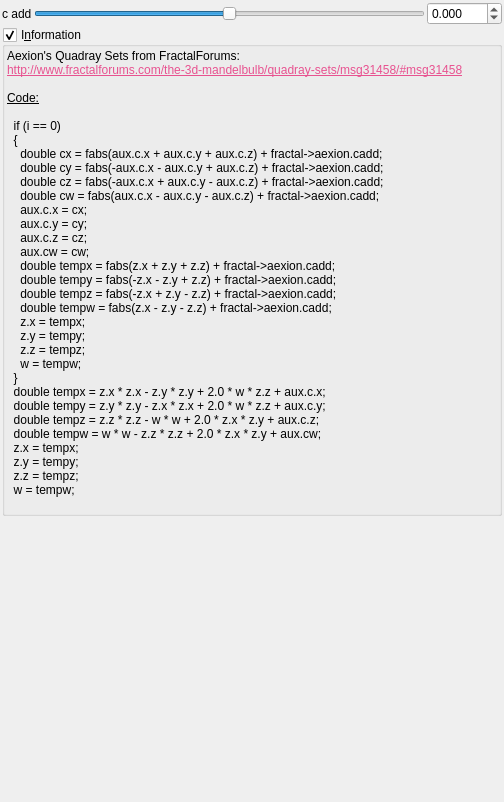
Above: mandelbulber2/qt_data/fractal_aexion.ui from buddhi1980/mandelbulber2 before the change. Below: the same form after it.
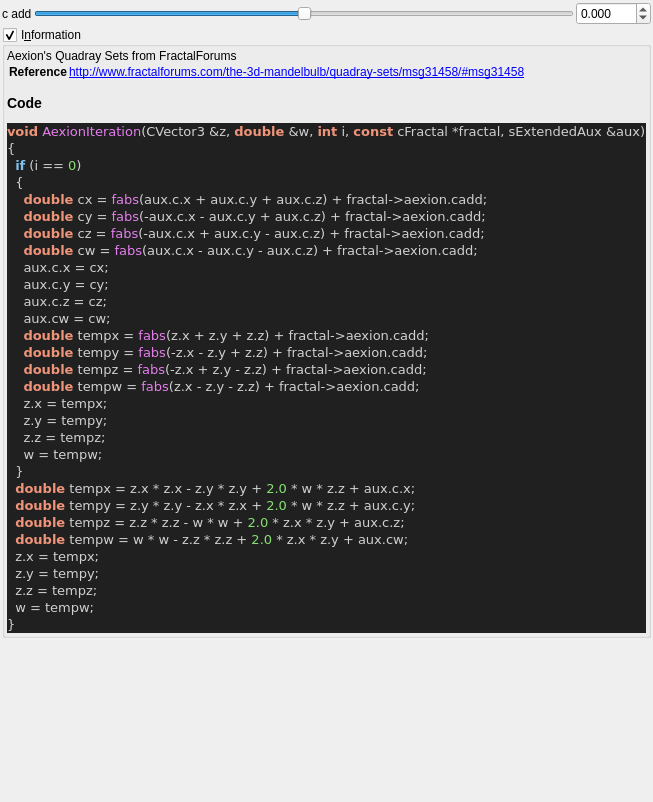
That is the form after the change. Custom widgets are drawn as their Qt base class.

```diff
--- a/mandelbulber2/qt_data/fractal_aexion.ui
+++ b/mandelbulber2/qt_data/fractal_aexion.ui
@@ -123,43 +123,52 @@
       <item>
        <widget class="QLabel" name="label_4">
         <property name="text">
-         <string>&lt;!DOCTYPE HTML PUBLIC &quot;-//W3C//DTD HTML 4.0//EN&quot; &quot;http://www.w3.org/TR/REC-html40/strict.dtd&quot;&gt;
-&lt;html&gt;&lt;head&gt;&lt;meta name=&quot;qrichtext&quot; content=&quot;1&quot; /&gt;&lt;style type=&quot;text/css&quot;&gt;
-p, li { white-space: pre-wrap; }
-&lt;/style&gt;&lt;/head&gt;&lt;body&gt;
-&lt;p style=&quot; margin-top:0px; margin-bottom:0px; margin-left:0px; margin-right:0px; -qt-block-indent:0; text-indent:0px;&quot;&gt;Aexion's Quadray Sets from FractalForums:&lt;/p&gt;
-&lt;p style=&quot; margin-top:0px; margin-bottom:0px; margin-left:0px; margin-right:0px; -qt-block-indent:0; text-indent:0px;&quot;&gt;&lt;a href=&quot;http://www.fractalforums.com/the-3d-mandelbulb/quadray-sets/msg31458/#msg31458&quot;&gt;&lt;span style=&quot; text-decoration: underline; color:#e85290;&quot;&gt;http://www.fractalforums.com/the-3d-mandelbulb/quadray-sets/msg31458/#msg31458&lt;/span&gt;&lt;/a&gt;&lt;/p&gt;
-&lt;p style=&quot;-qt-paragraph-type:empty; margin-top:0px; margin-bottom:0px; margin-left:0px; margin-right:0px; -qt-block-indent:0; text-indent:0px;&quot;&gt;&lt;br /&gt;&lt;/p&gt;
-&lt;p style=&quot; margin-top:0px; margin-bottom:0px; margin-left:0px; margin-right:0px; -qt-block-indent:0; text-indent:0px;&quot;&gt;&lt;span style=&quot; text-decoration: underline;&quot;&gt;Code:&lt;/span&gt;&lt;/p&gt;
-&lt;p style=&quot;-qt-paragraph-type:empty; margin-top:0px; margin-bottom:0px; margin-left:0px; margin-right:0px; -qt-block-indent:0; text-indent:0px; text-decoration: underline;&quot;&gt;&lt;br /&gt;&lt;/p&gt;
-&lt;p style=&quot; margin-top:0px; margin-bottom:0px; margin-left:0px; margin-right:0px; -qt-block-indent:0; text-indent:0px;&quot;&gt;  if (i == 0)&lt;/p&gt;
-&lt;p style=&quot; margin-top:0px; margin-bottom:0px; margin-left:0px; margin-right:0px; -qt-block-indent:0; text-indent:0px;&quot;&gt;  {&lt;/p&gt;
-&lt;p style=&quot; margin-top:0px; margin-bottom:0px; margin-left:0px; margin-right:0px; -qt-block-indent:0; text-indent:0px;&quot;&gt;    double cx = fabs(aux.c.x + aux.c.y + aux.c.z) + fractal-&amp;gt;aexion.cadd;&lt;/p&gt;
-&lt;p style=&quot; margin-top:0px; margin-bottom:0px; margin-left:0px; margin-right:0px; -qt-block-indent:0; text-indent:0px;&quot;&gt;    double cy = fabs(-aux.c.x - aux.c.y + aux.c.z) + fractal-&amp;gt;aexion.cadd;&lt;/p&gt;
-&lt;p style=&quot; margin-top:0px; margin-bottom:0px; margin-left:0px; margin-right:0px; -qt-block-indent:0; text-indent:0px;&quot;&gt;    double cz = fabs(-aux.c.x + aux.c.y - aux.c.z) + fractal-&amp;gt;aexion.cadd;&lt;/p&gt;
-&lt;p style=&quot; margin-top:0px; margin-bottom:0px; margin-left:0px; margin-right:0px; -qt-block-indent:0; text-indent:0px;&quot;&gt;    double cw = fabs(aux.c.x - aux.c.y - aux.c.z) + fractal-&amp;gt;aexion.cadd;&lt;/p&gt;
-&lt;p style=&quot; margin-top:0px; margin-bottom:0px; margin-left:0px; margin-right:0px; -qt-block-indent:0; text-indent:0px;&quot;&gt;    aux.c.x = cx;&lt;/p&gt;
-&lt;p style=&quot; margin-top:0px; margin-bottom:0px; margin-left:0px; margin-right:0px; -qt-block-indent:0; text-indent:0px;&quot;&gt;    aux.c.y = cy;&lt;/p&gt;
-&lt;p style=&quot; margin-top:0px; margin-bottom:0px; margin-left:0px; margin-right:0px; -qt-block-indent:0; text-indent:0px;&quot;&gt;    aux.c.z = cz;&lt;/p&gt;
-&lt;p style=&quot; margin-top:0px; margin-bottom:0px; margin-left:0px; margin-right:0px; -qt-block-indent:0; text-indent:0px;&quot;&gt;    aux.cw = cw;&lt;/p&gt;
-&lt;p style=&quot; margin-top:0px; margin-bottom:0px; margin-left:0px; margin-right:0px; -qt-block-indent:0; text-indent:0px;&quot;&gt;    double tempx = fabs(z.x + z.y + z.z) + fractal-&amp;gt;aexion.cadd;&lt;/p&gt;
-&lt;p style=&quot; margin-top:0px; margin-bottom:0px; margin-left:0px; margin-right:0px; -qt-block-indent:0; text-indent:0px;&quot;&gt;    double tempy = fabs(-z.x - z.y + z.z) + fractal-&amp;gt;aexion.cadd;&lt;/p&gt;
-&lt;p style=&quot; margin-top:0px; margin-bottom:0px; margin-left:0px; margin-right:0px; -qt-block-indent:0; text-indent:0px;&quot;&gt;    double tempz = fabs(-z.x + z.y - z.z) + fractal-&amp;gt;aexion.cadd;&lt;/p&gt;
-&lt;p style=&quot; margin-top:0px; margin-bottom:0px; margin-left:0px; margin-right:0px; -qt-block-indent:0; text-indent:0px;&quot;&gt;    double tempw = fabs(z.x - z.y - z.z) + fractal-&amp;gt;aexion.cadd;&lt;/p&gt;
-&lt;p style=&quot; margin-top:0px; margin-bottom:0px; margin-left:0px; margin-right:0px; -qt-block-indent:0; text-indent:0px;&quot;&gt;    z.x = tempx;&lt;/p&gt;
-&lt;p style=&quot; margin-top:0px; margin-bottom:0px; margin-left:0px; margin-right:0px; -qt-block-indent:0; text-indent:0px;&quot;&gt;    z.y = tempy;&lt;/p&gt;
-&lt;p style=&quot; margin-top:0px; margin-bottom:0px; margin-left:0px; margin-right:0px; -qt-block-indent:0; text-indent:0px;&quot;&gt;    z.z = tempz;&lt;/p&gt;
-&lt;p style=&quot; margin-top:0px; margin-bottom:0px; margin-left:0px; margin-right:0px; -qt-block-indent:0; text-indent:0px;&quot;&gt;    w = tempw;&lt;/p&gt;
-&lt;p style=&quot; margin-top:0px; margin-bottom:0px; margin-left:0px; margin-right:0px; -qt-block-indent:0; text-indent:0px;&quot;&gt;  }&lt;/p&gt;
-&lt;p style=&quot; margin-top:0px; margin-bottom:0px; margin-left:0px; margin-right:0px; -qt-block-indent:0; text-indent:0px;&quot;&gt;  double tempx = z.x * z.x - z.y * z.y + 2.0 * w * z.z + aux.c.x;&lt;/p&gt;
-&lt;p style=&quot; margin-top:0px; margin-bottom:0px; margin-left:0px; margin-right:0px; -qt-block-indent:0; text-indent:0px;&quot;&gt;  double tempy = z.y * z.y - z.x * z.x + 2.0 * w * z.z + aux.c.y;&lt;/p&gt;
-&lt;p style=&quot; margin-top:0px; margin-bottom:0px; margin-left:0px; margin-right:0px; -qt-block-indent:0; text-indent:0px;&quot;&gt;  double tempz = z.z * z.z - w * w + 2.0 * z.x * z.y + aux.c.z;&lt;/p&gt;
-&lt;p style=&quot; margin-top:0px; margin-bottom:0px; margin-left:0px; margin-right:0px; -qt-block-indent:0; text-indent:0px;&quot;&gt;  double tempw = w * w - z.z * z.z + 2.0 * z.x * z.y + aux.cw;&lt;/p&gt;
-&lt;p style=&quot; margin-top:0px; margin-bottom:0px; margin-left:0px; margin-right:0px; -qt-block-indent:0; text-indent:0px;&quot;&gt;  z.x = tempx;&lt;/p&gt;
-&lt;p style=&quot; margin-top:0px; margin-bottom:0px; margin-left:0px; margin-right:0px; -qt-block-indent:0; text-indent:0px;&quot;&gt;  z.y = tempy;&lt;/p&gt;
-&lt;p style=&quot; margin-top:0px; margin-bottom:0px; margin-left:0px; margin-right:0px; -qt-block-indent:0; text-indent:0px;&quot;&gt;  z.z = tempz;&lt;/p&gt;
-&lt;p style=&quot; margin-top:0px; margin-bottom:0px; margin-left:0px; margin-right:0px; -qt-block-indent:0; text-indent:0px;&quot;&gt;  w = tempw;&lt;/p&gt;
-&lt;p style=&quot;-qt-paragraph-type:empty; margin-top:0px; margin-bottom:0px; margin-left:0px; margin-right:0px; -qt-block-indent:0; text-indent:0px;&quot;&gt;&lt;br /&gt;&lt;/p&gt;&lt;/body&gt;&lt;/html&gt;</string>
+         <string>&lt;p&gt;Aexion's Quadray Sets from FractalForums&lt;/p&gt;&lt;table&gt;
+&lt;tr&gt;&lt;th&gt;Reference&lt;/th&gt;&lt;td&gt;&lt;a href=&quot;http://www.fractalforums.com/the-3d-mandelbulb/quadray-sets/msg31458/#msg31458&quot;&gt;http://www.fractalforums.com/the-3d-mandelbulb/quadray-sets/msg31458/#msg31458&lt;/a&gt;&lt;/td&gt;&lt;/tr&gt;
+&lt;/table&gt;
+&lt;h3&gt;Code&lt;/h3&gt;
+&lt;!DOCTYPE HTML PUBLIC &quot;-//W3C//DTD HTML 4.0 Transitional//EN&quot;&gt;
+&lt;html&gt;
+&lt;head&gt;
+&lt;meta http-equiv=&quot;content-type&quot; content=&quot;text/html; charset=ISO-8859-1&quot;&gt;
+&lt;title&gt;Source file&lt;/title&gt;
+&lt;/head&gt;
+&lt;body style=&quot;background-color:#202020&quot;&gt;
+&lt;pre style=&quot;color:#d0d0d0; background-color:#202020; font-size:10pt; font-family:'Courier New';&quot;&gt;&lt;span style=&quot;color:#f09479; font-weight:bold&quot;&gt;void&lt;/span&gt; &lt;span style=&quot;color:#e47eed&quot;&gt;AexionIteration&lt;/span&gt;&lt;span style=&quot;color:#d0d0d0&quot;&gt;(&lt;/span&gt;CVector3 &lt;span style=&quot;color:#d0d0d0&quot;&gt;&amp;amp;&lt;/span&gt;z&lt;span style=&quot;color:#d0d0d0&quot;&gt;,&lt;/span&gt; &lt;span style=&quot;color:#f09479; font-weight:bold&quot;&gt;double&lt;/span&gt; &lt;span style=&quot;color:#d0d0d0&quot;&gt;&amp;amp;&lt;/span&gt;w&lt;span style=&quot;color:#d0d0d0&quot;&gt;,&lt;/span&gt; &lt;span style=&quot;color:#f09479; font-weight:bold&quot;&gt;int&lt;/span&gt; i&lt;span style=&quot;color:#d0d0d0&quot;&gt;,&lt;/span&gt; &lt;span style=&quot;color:#f09479; font-weight:bold&quot;&gt;const&lt;/span&gt; cFractal &lt;span style=&quot;color:#d0d0d0&quot;&gt;*&lt;/span&gt;fractal&lt;span style=&quot;color:#d0d0d0&quot;&gt;,&lt;/span&gt; sExtendedAux &lt;span style=&quot;color:#d0d0d0&quot;&gt;&amp;amp;&lt;/span&gt;aux&lt;span style=&quot;color:#d0d0d0&quot;&gt;)&lt;/span&gt;
+&lt;span style=&quot;color:#d0d0d0&quot;&gt;{&lt;/span&gt;
+  &lt;span style=&quot;color:#7ec0ee; font-weight:bold&quot;&gt;if&lt;/span&gt; &lt;span style=&quot;color:#d0d0d0&quot;&gt;(&lt;/span&gt;i &lt;span style=&quot;color:#d0d0d0&quot;&gt;==&lt;/span&gt; &lt;span style=&quot;color:#87df71&quot;&gt;0&lt;/span&gt;&lt;span style=&quot;color:#d0d0d0&quot;&gt;)&lt;/span&gt;
+  &lt;span style=&quot;color:#d0d0d0&quot;&gt;{&lt;/span&gt;
+    &lt;span style=&quot;color:#f09479; font-weight:bold&quot;&gt;double&lt;/span&gt; cx &lt;span style=&quot;color:#d0d0d0&quot;&gt;=&lt;/span&gt; &lt;span style=&quot;color:#e47eed&quot;&gt;fabs&lt;/span&gt;&lt;span style=&quot;color:#d0d0d0&quot;&gt;(&lt;/span&gt;aux&lt;span style=&quot;color:#d0d0d0&quot;&gt;.&lt;/span&gt;c&lt;span style=&quot;color:#d0d0d0&quot;&gt;.&lt;/span&gt;x &lt;span style=&quot;color:#d0d0d0&quot;&gt;+&lt;/span&gt; aux&lt;span style=&quot;color:#d0d0d0&quot;&gt;.&lt;/span&gt;c&lt;span style=&quot;color:#d0d0d0&quot;&gt;.&lt;/span&gt;y &lt;span style=&quot;color:#d0d0d0&quot;&gt;+&lt;/span&gt; aux&lt;span style=&quot;color:#d0d0d0&quot;&gt;.&lt;/span&gt;c&lt;span style=&quot;color:#d0d0d0&quot;&gt;.&lt;/span&gt;z&lt;span style=&quot;color:#d0d0d0&quot;&gt;) +&lt;/span&gt; fractal&lt;span style=&quot;color:#d0d0d0&quot;&gt;-&amp;gt;&lt;/span&gt;aexion&lt;span style=&quot;color:#d0d0d0&quot;&gt;.&lt;/span&gt;cadd&lt;span style=&quot;color:#d0d0d0&quot;&gt;;&lt;/span&gt;
+    &lt;span style=&quot;color:#f09479; font-weight:bold&quot;&gt;double&lt;/span&gt; cy &lt;span style=&quot;color:#d0d0d0&quot;&gt;=&lt;/span&gt; &lt;span style=&quot;color:#e47eed&quot;&gt;fabs&lt;/span&gt;&lt;span style=&quot;color:#d0d0d0&quot;&gt;(-&lt;/span&gt;aux&lt;span style=&quot;color:#d0d0d0&quot;&gt;.&lt;/span&gt;c&lt;span style=&quot;color:#d0d0d0&quot;&gt;.&lt;/span&gt;x &lt;span style=&quot;color:#d0d0d0&quot;&gt;-&lt;/span&gt; aux&lt;span style=&quot;color:#d0d0d0&quot;&gt;.&lt;/span&gt;c&lt;span style=&quot;color:#d0d0d0&quot;&gt;.&lt;/span&gt;y &lt;span style=&quot;color:#d0d0d0&quot;&gt;+&lt;/span&gt; aux&lt;span style=&quot;color:#d0d0d0&quot;&gt;.&lt;/span&gt;c&lt;span style=&quot;color:#d0d0d0&quot;&gt;.&lt;/span&gt;z&lt;span style=&quot;color:#d0d0d0&quot;&gt;) +&lt;/span&gt; fractal&lt;span style=&quot;color:#d0d0d0&quot;&gt;-&amp;gt;&lt;/span&gt;aexion&lt;span style=&quot;color:#d0d0d0&quot;&gt;.&lt;/span&gt;cadd&lt;span style=&quot;color:#d0d0d0&quot;&gt;;&lt;/span&gt;
+    &lt;span style=&quot;color:#f09479; font-weight:bold&quot;&gt;double&lt;/span&gt; cz &lt;span style=&quot;color:#d0d0d0&quot;&gt;=&lt;/span&gt; &lt;span style=&quot;color:#e47eed&quot;&gt;fabs&lt;/span&gt;&lt;span style=&quot;color:#d0d0d0&quot;&gt;(-&lt;/span&gt;aux&lt;span style=&quot;color:#d0d0d0&quot;&gt;.&lt;/span&gt;c&lt;span style=&quot;color:#d0d0d0&quot;&gt;.&lt;/span&gt;x &lt;span style=&quot;color:#d0d0d0&quot;&gt;+&lt;/span&gt; aux&lt;span style=&quot;color:#d0d0d0&quot;&gt;.&lt;/span&gt;c&lt;span style=&quot;color:#d0d0d0&quot;&gt;.&lt;/span&gt;y &lt;span style=&quot;color:#d0d0d0&quot;&gt;-&lt;/span&gt; aux&lt;span style=&quot;color:#d0d0d0&quot;&gt;.&lt;/span&gt;c&lt;span style=&quot;color:#d0d0d0&quot;&gt;.&lt;/span&gt;z&lt;span style=&quot;color:#d0d0d0&quot;&gt;) +&lt;/span&gt; fractal&lt;span style=&quot;color:#d0d0d0&quot;&gt;-&amp;gt;&lt;/span&gt;aexion&lt;span style=&quot;color:#d0d0d0&quot;&gt;.&lt;/span&gt;cadd&lt;span style=&quot;color:#d0d0d0&quot;&gt;;&lt;/span&gt;
+    &lt;span style=&quot;color:#f09479; font-weight:bold&quot;&gt;double&lt;/span&gt; cw &lt;span style=&quot;color:#d0d0d0&quot;&gt;=&lt;/span&gt; &lt;span style=&quot;color:#e47eed&quot;&gt;fabs&lt;/span&gt;&lt;span style=&quot;color:#d0d0d0&quot;&gt;(&lt;/span&gt;aux&lt;span style=&quot;color:#d0d0d0&quot;&gt;.&lt;/span&gt;c&lt;span style=&quot;color:#d0d0d0&quot;&gt;.&lt;/span&gt;x &lt;span style=&quot;color:#d0d0d0&quot;&gt;-&lt;/span&gt; aux&lt;span style=&quot;color:#d0d0d0&quot;&gt;.&lt;/span&gt;c&lt;span style=&quot;color:#d0d0d0&quot;&gt;.&lt;/span&gt;y &lt;span style=&quot;color:#d0d0d0&quot;&gt;-&lt;/span&gt; aux&lt;span style=&quot;color:#d0d0d0&quot;&gt;.&lt;/span&gt;c&lt;span style=&quot;color:#d0d0d0&quot;&gt;.&lt;/span&gt;z&lt;span style=&quot;color:#d0d0d0&quot;&gt;) +&lt;/span&gt; fractal&lt;span style=&quot;color:#d0d0d0&quot;&gt;-&amp;gt;&lt;/span&gt;aexion&lt;span style=&quot;color:#d0d0d0&quot;&gt;.&lt;/span&gt;cadd&lt;span style=&quot;color:#d0d0d0&quot;&gt;;&lt;/span&gt;
+    aux&lt;span style=&quot;color:#d0d0d0&quot;&gt;.&lt;/span&gt;c&lt;span style=&quot;color:#d0d0d0&quot;&gt;.&lt;/span&gt;x &lt;span style=&quot;color:#d0d0d0&quot;&gt;=&lt;/span&gt; cx&lt;span style=&quot;color:#d0d0d0&quot;&gt;;&lt;/span&gt;
+    aux&lt;span style=&quot;color:#d0d0d0&quot;&gt;.&lt;/span&gt;c&lt;span style=&quot;color:#d0d0d0&quot;&gt;.&lt;/span&gt;y &lt;span style=&quot;color:#d0d0d0&quot;&gt;=&lt;/span&gt; cy&lt;span style=&quot;color:#d0d0d0&quot;&gt;;&lt;/span&gt;
+    aux&lt;span style=&quot;color:#d0d0d0&quot;&gt;.&lt;/span&gt;c&lt;span style=&quot;color:#d0d0d0&quot;&gt;.&lt;/span&gt;z &lt;span style=&quot;color:#d0d0d0&quot;&gt;=&lt;/span&gt; cz&lt;span style=&quot;color:#d0d0d0&quot;&gt;;&lt;/span&gt;
+    aux&lt;span style=&quot;color:#d0d0d0&quot;&gt;.&lt;/span&gt;cw &lt;span style=&quot;color:#d0d0d0&quot;&gt;=&lt;/span&gt; cw&lt;span style=&quot;color:#d0d0d0&quot;&gt;;&lt;/span&gt;
+    &lt;span style=&quot;color:#f09479; font-weight:bold&quot;&gt;double&lt;/span&gt; tempx &lt;span style=&quot;color:#d0d0d0&quot;&gt;=&lt;/span&gt; &lt;span style=&quot;color:#e47eed&quot;&gt;fabs&lt;/span&gt;&lt;span style=&quot;color:#d0d0d0&quot;&gt;(&lt;/span&gt;z&lt;span style=&quot;color:#d0d0d0&quot;&gt;.&lt;/span&gt;x &lt;span style=&quot;color:#d0d0d0&quot;&gt;+&lt;/span&gt; z&lt;span style=&quot;color:#d0d0d0&quot;&gt;.&lt;/span&gt;y &lt;span style=&quot;color:#d0d0d0&quot;&gt;+&lt;/span&gt; z&lt;span style=&quot;color:#d0d0d0&quot;&gt;.&lt;/span&gt;z&lt;span style=&quot;color:#d0d0d0&quot;&gt;) +&lt;/span&gt; fractal&lt;span style=&quot;color:#d0d0d0&quot;&gt;-&amp;gt;&lt;/span&gt;aexion&lt;span style=&quot;color:#d0d0d0&quot;&gt;.&lt;/span&gt;cadd&lt;span style=&quot;color:#d0d0d0&quot;&gt;;&lt;/span&gt;
+    &lt;span style=&quot;color:#f09479; font-weight:bold&quot;&gt;double&lt;/span&gt; tempy &lt;span style=&quot;color:#d0d0d0&quot;&gt;=&lt;/span&gt; &lt;span style=&quot;color:#e47eed&quot;&gt;fabs&lt;/span&gt;&lt;span style=&quot;color:#d0d0d0&quot;&gt;(-&lt;/span&gt;z&lt;span style=&quot;color:#d0d0d0&quot;&gt;.&lt;/span&gt;x &lt;span style=&quot;color:#d0d0d0&quot;&gt;-&lt;/span&gt; z&lt;span style=&quot;color:#d0d0d0&quot;&gt;.&lt;/span&gt;y &lt;span style=&quot;color:#d0d0d0&quot;&gt;+&lt;/span&gt; z&lt;span style=&quot;color:#d0d0d0&quot;&gt;.&lt;/span&gt;z&lt;span style=&quot;color:#d0d0d0&quot;&gt;) +&lt;/span&gt; fractal&lt;span style=&quot;color:#d0d0d0&quot;&gt;-&amp;gt;&lt;/span&gt;aexion&lt;span style=&quot;color:#d0d0d0&quot;&gt;.&lt;/span&gt;cadd&lt;span style=&quot;color:#d0d0d0&quot;&gt;;&lt;/span&gt;
+    &lt;span style=&quot;color:#f09479; font-weight:bold&quot;&gt;double&lt;/span&gt; tempz &lt;span style=&quot;color:#d0d0d0&quot;&gt;=&lt;/span&gt; &lt;span style=&quot;color:#e47eed&quot;&gt;fabs&lt;/span&gt;&lt;span style=&quot;color:#d0d0d0&quot;&gt;(-&lt;/span&gt;z&lt;span style=&quot;color:#d0d0d0&quot;&gt;.&lt;/span&gt;x &lt;span style=&quot;color:#d0d0d0&quot;&gt;+&lt;/span&gt; z&lt;span style=&quot;color:#d0d0d0&quot;&gt;.&lt;/span&gt;y &lt;span style=&quot;color:#d0d0d0&quot;&gt;-&lt;/span&gt; z&lt;span style=&quot;color:#d0d0d0&quot;&gt;.&lt;/span&gt;z&lt;span style=&quot;color:#d0d0d0&quot;&gt;) +&lt;/span&gt; fractal&lt;span style=&quot;color:#d0d0d0&quot;&gt;-&amp;gt;&lt;/span&gt;aexion&lt;span style=&quot;color:#d0d0d0&quot;&gt;.&lt;/span&gt;cadd&lt;span style=&quot;color:#d0d0d0&quot;&gt;;&lt;/span&gt;
+    &lt;span style=&quot;color:#f09479; font-weight:bold&quot;&gt;double&lt;/span&gt; tempw &lt;span style=&quot;color:#d0d0d0&quot;&gt;=&lt;/span&gt; &lt;span style=&quot;color:#e47eed&quot;&gt;fabs&lt;/span&gt;&lt;span style=&quot;color:#d0d0d0&quot;&gt;(&lt;/span&gt;z&lt;span style=&quot;color:#d0d0d0&quot;&gt;.&lt;/span&gt;x &lt;span style=&quot;color:#d0d0d0&quot;&gt;-&lt;/span&gt; z&lt;span style=&quot;color:#d0d0d0&quot;&gt;.&lt;/span&gt;y &lt;span style=&quot;color:#d0d0d0&quot;&gt;-&lt;/span&gt; z&lt;span style=&quot;color:#d0d0d0&quot;&gt;.&lt;/span&gt;z&lt;span style=&quot;color:#d0d0d0&quot;&gt;) +&lt;/span&gt; fractal&lt;span style=&quot;color:#d0d0d0&quot;&gt;-&amp;gt;&lt;/span&gt;aexion&lt;span style=&quot;color:#d0d0d0&quot;&gt;.&lt;/span&gt;cadd&lt;span style=&quot;color:#d0d0d0&quot;&gt;;&lt;/span&gt;
+    z&lt;span style=&quot;color:#d0d0d0&quot;&gt;.&lt;/span&gt;x &lt;span style=&quot;color:#d0d0d0&quot;&gt;=&lt;/span&gt; tempx&lt;span style=&quot;color:#d0d0d0&quot;&gt;;&lt;/span&gt;
+    z&lt;span style=&quot;color:#d0d0d0&quot;&gt;.&lt;/span&gt;y &lt;span style=&quot;color:#d0d0d0&quot;&gt;=&lt;/span&gt; tempy&lt;span style=&quot;color:#d0d0d0&quot;&gt;;&lt;/span&gt;
+    z&lt;span style=&quot;color:#d0d0d0&quot;&gt;.&lt;/span&gt;z &lt;span style=&quot;color:#d0d0d0&quot;&gt;=&lt;/span&gt; tempz&lt;span style=&quot;color:#d0d0d0&quot;&gt;;&lt;/span&gt;
+    w &lt;span style=&quot;color:#d0d0d0&quot;&gt;=&lt;/span&gt; tempw&lt;span style=&quot;color:#d0d0d0&quot;&gt;;&lt;/span&gt;
+  &lt;span style=&quot;color:#d0d0d0&quot;&gt;}&lt;/span&gt;
+  &lt;span style=&quot;color:#f09479; font-weight:bold&quot;&gt;double&lt;/span&gt; tempx &lt;span style=&quot;color:#d0d0d0&quot;&gt;=&lt;/span&gt; z&lt;span style=&quot;color:#d0d0d0&quot;&gt;.&lt;/span&gt;x &lt;span style=&quot;color:#d0d0d0&quot;&gt;*&lt;/span&gt; z&lt;span style=&quot;color:#d0d0d0&quot;&gt;.&lt;/span&gt;x &lt;span style=&quot;color:#d0d0d0&quot;&gt;-&lt;/span&gt; z&lt;span style=&quot;color:#d0d0d0&quot;&gt;.&lt;/span&gt;y &lt;span style=&quot;color:#d0d0d0&quot;&gt;*&lt;/span&gt; z&lt;span style=&quot;color:#d0d0d0&quot;&gt;.&lt;/span&gt;y &lt;span style=&quot;color:#d0d0d0&quot;&gt;+&lt;/span&gt; &lt;span style=&quot;color:#87df71&quot;&gt;2.0&lt;/span&gt; &lt;span style=&quot;color:#d0d0d0&quot;&gt;*&lt;/span&gt; w &lt;span style=&quot;color:#d0d0d0&quot;&gt;*&lt;/span&gt; z&lt;span style=&quot;color:#d0d0d0&quot;&gt;.&lt;/span&gt;z &lt;span style=&quot;color:#d0d0d0&quot;&gt;+&lt;/span&gt; aux&lt;span style=&quot;color:#d0d0d0&quot;&gt;.&lt;/span&gt;c&lt;span style=&quot;color:#d0d0d0&quot;&gt;.&lt;/span&gt;x&lt;span style=&quot;color:#d0d0d0&quot;&gt;;&lt;/span&gt;
+  &lt;span style=&quot;color:#f09479; font-weight:bold&quot;&gt;double&lt;/span&gt; tempy &lt;span style=&quot;color:#d0d0d0&quot;&gt;=&lt;/span&gt; z&lt;span style=&quot;color:#d0d0d0&quot;&gt;.&lt;/span&gt;y &lt;span style=&quot;color:#d0d0d0&quot;&gt;*&lt;/span&gt; z&lt;span style=&quot;color:#d0d0d0&quot;&gt;.&lt;/span&gt;y &lt;span style=&quot;color:#d0d0d0&quot;&gt;-&lt;/span&gt; z&lt;span style=&quot;color:#d0d0d0&quot;&gt;.&lt;/span&gt;x &lt;span style=&quot;color:#d0d0d0&quot;&gt;*&lt;/span&gt; z&lt;span style=&quot;color:#d0d0d0&quot;&gt;.&lt;/span&gt;x &lt;span style=&quot;color:#d0d0d0&quot;&gt;+&lt;/span&gt; &lt;span style=&quot;color:#87df71&quot;&gt;2.0&lt;/span&gt; &lt;span style=&quot;color:#d0d0d0&quot;&gt;*&lt;/span&gt; w &lt;span style=&quot;color:#d0d0d0&quot;&gt;*&lt;/span&gt; z&lt;span style=&quot;color:#d0d0d0&quot;&gt;.&lt;/span&gt;z &lt;span style=&quot;color:#d0d0d0&quot;&gt;+&lt;/span&gt; aux&lt;span style=&quot;color:#d0d0d0&quot;&gt;.&lt;/span&gt;c&lt;span style=&quot;color:#d0d0d0&quot;&gt;.&lt;/span&gt;y&lt;span style=&quot;color:#d0d0d0&quot;&gt;;&lt;/span&gt;
+  &lt;span style=&quot;color:#f09479; font-weight:bold&quot;&gt;double&lt;/span&gt; tempz &lt;span style=&quot;color:#d0d0d0&quot;&gt;=&lt;/span&gt; z&lt;span style=&quot;color:#d0d0d0&quot;&gt;.&lt;/span&gt;z &lt;span style=&quot;color:#d0d0d0&quot;&gt;*&lt;/span&gt; z&lt;span style=&quot;color:#d0d0d0&quot;&gt;.&lt;/span&gt;z &lt;span style=&quot;color:#d0d0d0&quot;&gt;-&lt;/span&gt; w &lt;span style=&quot;color:#d0d0d0&quot;&gt;*&lt;/span&gt; w &lt;span style=&quot;color:#d0d0d0&quot;&gt;+&lt;/span&gt; &lt;span style=&quot;color:#87df71&quot;&gt;2.0&lt;/span&gt; &lt;span style=&quot;color:#d0d0d0&quot;&gt;*&lt;/span&gt; z&lt;span style=&quot;color:#d0d0d0&quot;&gt;.&lt;/span&gt;x &lt;span style=&quot;color:#d0d0d0&quot;&gt;*&lt;/span&gt; z&lt;span style=&quot;color:#d0d0d0&quot;&gt;.&lt;/span&gt;y &lt;span style=&quot;color:#d0d0d0&quot;&gt;+&lt;/span&gt; aux&lt;span style=&quot;color:#d0d0d0&quot;&gt;.&lt;/span&gt;c&lt;span style=&quot;color:#d0d0d0&quot;&gt;.&lt;/span&gt;z&lt;span style=&quot;color:#d0d0d0&quot;&gt;;&lt;/span&gt;
+  &lt;span style=&quot;color:#f09479; font-weight:bold&quot;&gt;double&lt;/span&gt; tempw &lt;span style=&quot;color:#d0d0d0&quot;&gt;=&lt;/span&gt; w &lt;span style=&quot;color:#d0d0d0&quot;&gt;*&lt;/span&gt; w &lt;span style=&quot;color:#d0d0d0&quot;&gt;-&lt;/span&gt; z&lt;span style=&quot;color:#d0d0d0&quot;&gt;.&lt;/span&gt;z &lt;span style=&quot;color:#d0d0d0&quot;&gt;*&lt;/span&gt; z&lt;span style=&quot;color:#d0d0d0&quot;&gt;.&lt;/span&gt;z &lt;span style=&quot;color:#d0d0d0&quot;&gt;+&lt;/span&gt; &lt;span style=&quot;color:#87df71&quot;&gt;2.0&lt;/span&gt; &lt;span style=&quot;color:#d0d0d0&quot;&gt;*&lt;/span&gt; z&lt;span style=&quot;color:#d0d0d0&quot;&gt;.&lt;/span&gt;x &lt;span style=&quot;color:#d0d0d0&quot;&gt;*&lt;/span&gt; z&lt;span style=&quot;color:#d0d0d0&quot;&gt;.&lt;/span&gt;y &lt;span style=&quot;color:#d0d0d0&quot;&gt;+&lt;/span&gt; aux&lt;span style=&quot;color:#d0d0d0&quot;&gt;.&lt;/span&gt;cw&lt;span style=&quot;color:#d0d0d0&quot;&gt;;&lt;/span&gt;
+  z&lt;span style=&quot;color:#d0d0d0&quot;&gt;.&lt;/span&gt;x &lt;span style=&quot;color:#d0d0d0&quot;&gt;=&lt;/span&gt; tempx&lt;span style=&quot;color:#d0d0d0&quot;&gt;;&lt;/span&gt;
+  z&lt;span style=&quot;color:#d0d0d0&quot;&gt;.&lt;/span&gt;y &lt;span style=&quot;color:#d0d0d0&quot;&gt;=&lt;/span&gt; tempy&lt;span style=&quot;color:#d0d0d0&quot;&gt;;&lt;/span&gt;
+  z&lt;span style=&quot;color:#d0d0d0&quot;&gt;.&lt;/span&gt;z &lt;span style=&quot;color:#d0d0d0&quot;&gt;=&lt;/span&gt; tempz&lt;span style=&quot;color:#d0d0d0&quot;&gt;;&lt;/span&gt;
+  w &lt;span style=&quot;color:#d0d0d0&quot;&gt;=&lt;/span&gt; tempw&lt;span style=&quot;color:#d0d0d0&quot;&gt;;&lt;/span&gt;
+&lt;span style=&quot;color:#d0d0d0&quot;&gt;}&lt;/span&gt;
+&lt;/pre&gt;
+&lt;/body&gt;
+&lt;/html&gt;
+&lt;!--HTML generated by highlight 3.9, http://www.andre-simon.de/--&gt;
+</string>
         </property>
         <property name="wordWrap">
          <bool>true</bool>
```
Left out of the diff: 2 changed lines with no effect on the pictures.
